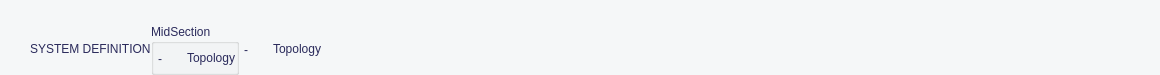
openSYDE/openSYDE, file opensyde_tool/src/navigable_gui/C_NagUseCaseViewWidget.ui: the form before one commit.
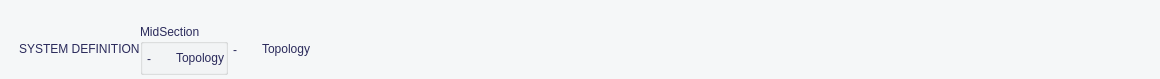
The form after the commit. Custom widgets are drawn as their Qt base class.

```diff
--- a/opensyde_tool/src/navigable_gui/C_NagUseCaseViewWidget.ui
+++ b/opensyde_tool/src/navigable_gui/C_NagUseCaseViewWidget.ui
@@ -7,7 +7,7 @@
     <x>0</x>
     <y>0</y>
     <width>1160</width>
-    <height>73</height>
+    <height>79</height>
    </rect>
   </property>
   <property name="minimumSize">
@@ -164,7 +164,7 @@
        <property name="sizeHint" stdset="0">
         <size>
          <width>20</width>
-         <height>20</height>
+         <height>12</height>
         </size>
        </property>
       </spacer>
@@ -184,7 +184,7 @@
          </property>
          <property name="sizeHint" stdset="0">
           <size>
-           <width>30</width>
+           <width>19</width>
            <height>20</height>
           </size>
          </property>
```
